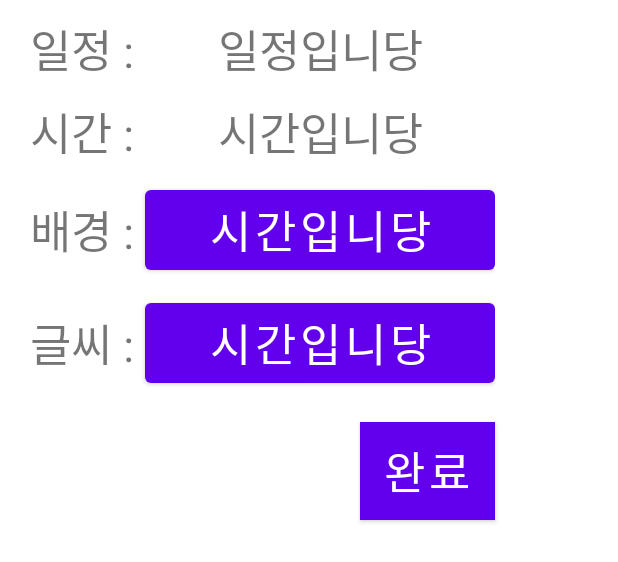
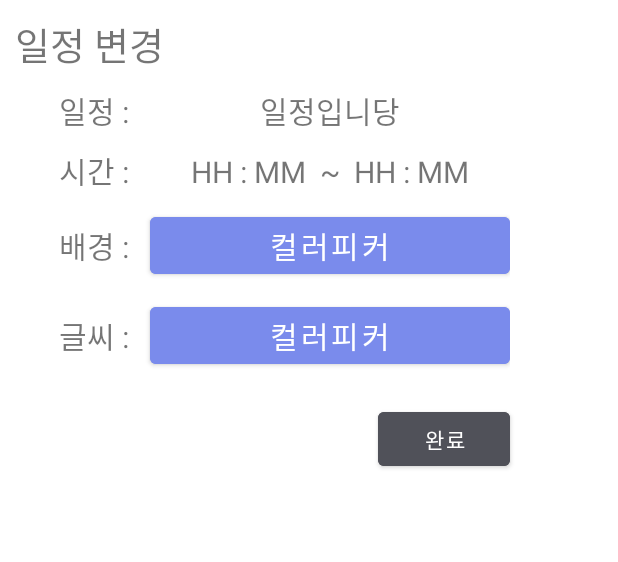
Before and after one commit to jinwook8910/mobile_app, an Android app: the layout decorate_dialog.xml on its own in the app's theme, with its tools: preview values and no code run, on a phone screen of 412 x 824 dp. Shown: the top 562 px of the screen. Run offline under Robolectric (Android 15) with nearby library versions, the phone set to English and light mode, and no system bars.

Commit message:
다이얼로그 레이아웃, 색상 변경

```diff
--- a/HaruJogak/app/src/main/res/layout/decorate_dialog.xml
+++ b/HaruJogak/app/src/main/res/layout/decorate_dialog.xml
@@ -2,8 +2,14 @@
 <LinearLayout xmlns:android="http://schemas.android.com/apk/res/android"
     android:layout_width="350dp"
     android:layout_height="match_parent"
-    android:background="#fff"
+    android:layout_margin="10dp"
     android:orientation="vertical">
+
+    <TextView
+        android:layout_width="match_parent"
+        android:layout_height="wrap_content"
+        android:text="일정 변경"
+        android:textSize="25dp" />
 
     <LinearLayout
         android:layout_width="match_parent"
@@ -14,10 +20,11 @@
         android:orientation="horizontal">
 
         <TextView
-            android:layout_width="wrap_content"
+            android:layout_width="70dp"
             android:layout_height="wrap_content"
+            android:gravity="center"
             android:text="일정 : "
-            android:textSize="30dp" />
+            android:textSize="20dp" />
 
         <TextView
             android:id="@+id/task_label_show"
@@ -25,7 +32,7 @@
             android:layout_height="wrap_content"
             android:gravity="center"
             android:text="일정입니당"
-            android:textSize="30dp" />
+            android:textSize="20dp" />
 
     </LinearLayout>
 
@@ -38,18 +45,19 @@
         android:orientation="horizontal">
 
         <TextView
-            android:layout_width="wrap_content"
+            android:layout_width="70dp"
             android:layout_height="wrap_content"
+            android:gravity="center"
             android:text="시간 : "
-            android:textSize="30dp" />
+            android:textSize="20dp" />
 
         <TextView
             android:id="@+id/task_time_show"
             android:layout_width="match_parent"
             android:layout_height="wrap_content"
             android:gravity="center"
-            android:text="시간입니당"
-            android:textSize="30dp" />
+            android:text="HH : MM  ~  HH : MM"
+            android:textSize="20dp" />
     </LinearLayout>
 
     <LinearLayout
@@ -61,18 +69,20 @@
         android:orientation="horizontal">
 
         <TextView
-            android:layout_width="wrap_content"
+            android:layout_width="70dp"
             android:layout_height="wrap_content"
+            android:gravity="center"
             android:text="배경 : "
-            android:textSize="30dp" />
+            android:textSize="20dp" />
 
         <Button
             android:id="@+id/task_background"
             android:layout_width="match_parent"
             android:layout_height="wrap_content"
+            android:backgroundTint="@color/themeColor"
             android:gravity="center"
-            android:text="시간입니당"
-            android:textSize="30dp" />
+            android:text="컬러피커"
+            android:textSize="20dp" />
     </LinearLayout>
 
     <LinearLayout
@@ -84,18 +94,20 @@
         android:orientation="horizontal">
 
         <TextView
-            android:layout_width="wrap_content"
+            android:layout_width="70dp"
             android:layout_height="wrap_content"
+            android:gravity="center"
             android:text="글씨 : "
-            android:textSize="30dp" />
+            android:textSize="20dp" />
 
         <Button
             android:id="@+id/text_color"
             android:layout_width="match_parent"
             android:layout_height="wrap_content"
+            android:backgroundTint="@color/themeColor"
             android:gravity="center"
-            android:text="시간입니당"
-            android:textSize="30dp" />
+            android:text="컬러피커"
+            android:textSize="20dp" />
     </LinearLayout>
 
     <Button
@@ -104,9 +116,8 @@
         android:layout_height="wrap_content"
         android:layout_gravity="right"
         android:layout_margin="20dp"
-        android:background="#505159"
+        android:backgroundTint="#505159"
         android:text="완료"
-        android:textColor="#fff"
-        android:textSize="30dp" />
+        android:textColor="#fff" />
 
 </LinearLayout>
--- a/HaruJogak/app/src/main/res/layout/timetable_list.xml
+++ b/HaruJogak/app/src/main/res/layout/timetable_list.xml
@@ -2,6 +2,7 @@
 <LinearLayout xmlns:android="http://schemas.android.com/apk/res/android"
     android:layout_width="match_parent"
     android:layout_height="match_parent"
+    android:layout_margin="10dp"
     android:orientation="vertical">
 
     <LinearLayout
@@ -23,7 +24,7 @@
             <androidx.recyclerview.widget.RecyclerView
                 android:id="@+id/recycler1"
                 android:scrollbars="horizontal"
-                android:layout_width="match_parent"
+                android:layout_width="wrap_content"
                 android:layout_height="wrap_content">
             </androidx.recyclerview.widget.RecyclerView>
 
```
Also changed, not shown: HaruJogak/app/src/main/res/layout/add_task_dialog.xml (+18 -18 lines), HaruJogak/app/src/main/res/layout/timetable_edit.xml (+41 -43 lines).
